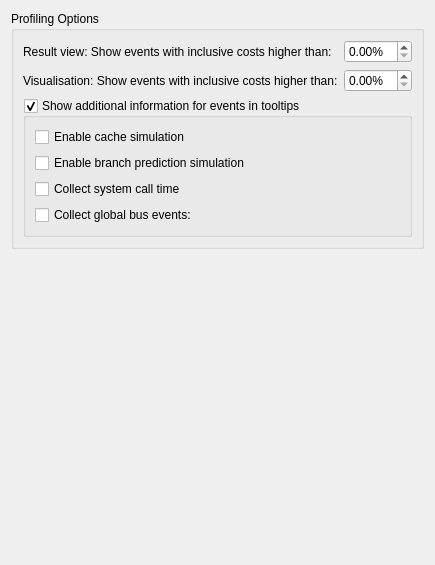
This is src/plugins/valgrind/callgrindconfigwidget.ui in qt-creator/qt-creator as Qt 5 draws it before an edit. The edited form follows.
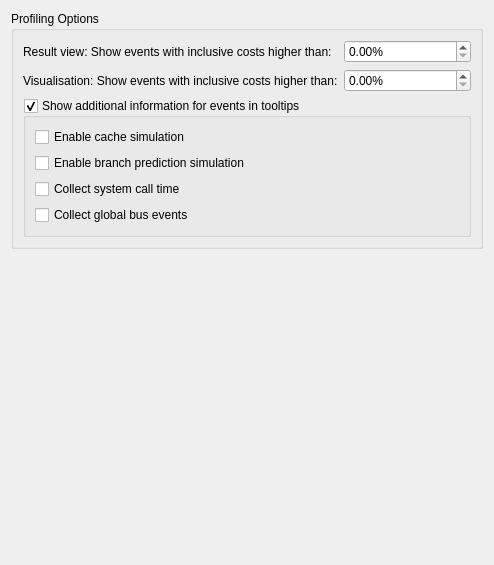
This is the edited form.

Patch:
```diff
--- a/src/plugins/valgrind/callgrindconfigwidget.ui
+++ b/src/plugins/valgrind/callgrindconfigwidget.ui
@@ -6,7 +6,7 @@
    <rect>
     <x>0</x>
     <y>0</y>
-    <width>416</width>
+    <width>494</width>
     <height>565</height>
    </rect>
   </property>
@@ -121,7 +121,7 @@
             <string>This specifies whether the number of global bus events executed should be collected. The event type &quot;Ge&quot; is used for these events.</string>
            </property>
            <property name="text">
-            <string>Collect global bus events:</string>
+            <string>Collect global bus events</string>
            </property>
           </widget>
          </item>
```
Left out of the diff: 12 changed lines with no effect on the pictures.
